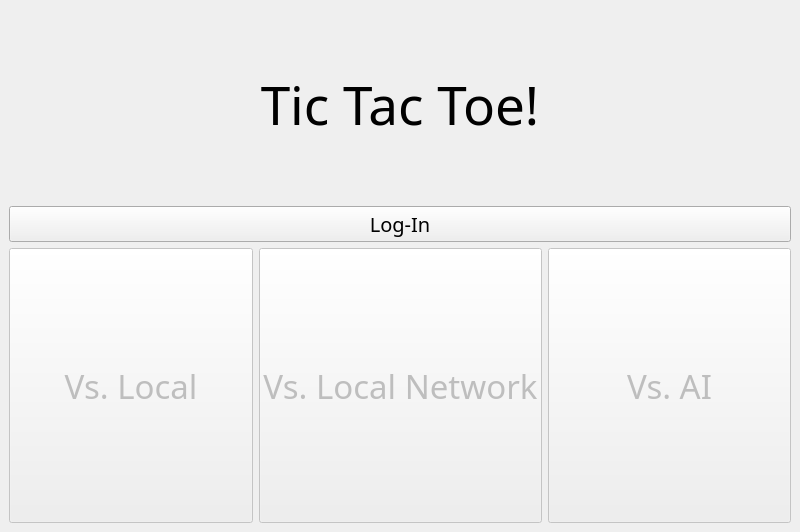
First picture: the form in Dep/ui/main_menu_window.ui, repository Creator-K999/TicTacToe-GUI-VERSION, before the edit.
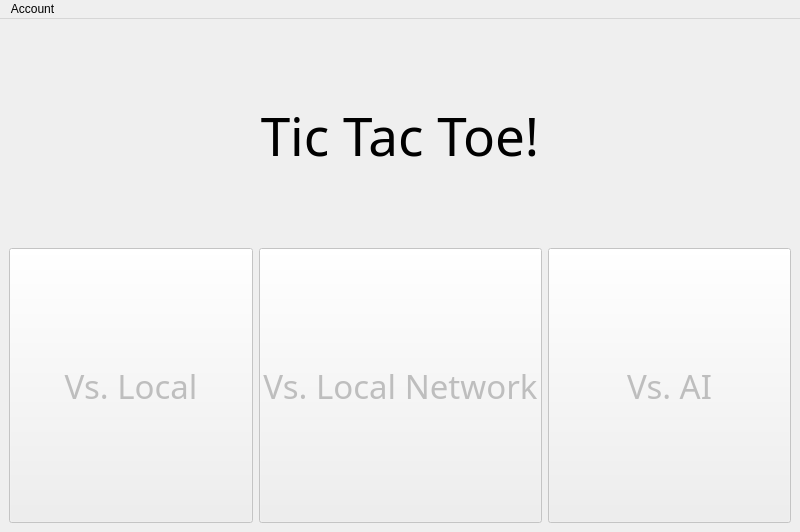
Second picture: the form after the edit.

Patch:
```diff
--- a/Dep/ui/main_menu_window.ui
+++ b/Dep/ui/main_menu_window.ui
@@ -33,19 +33,6 @@
         </property>
        </widget>
       </item>
-      <item row="1" column="0">
-       <widget class="QPushButton" name="login_button">
-        <property name="font">
-         <font>
-          <family>Poor Richard</family>
-          <pointsize>15</pointsize>
-         </font>
-        </property>
-        <property name="text">
-         <string>Log-In</string>
-        </property>
-       </widget>
-      </item>
      </layout>
     </item>
     <item row="1" column="0">
@@ -138,6 +125,34 @@
     </item>
    </layout>
   </widget>
+  <widget class="QMenuBar" name="menuBar">
+   <property name="geometry">
+    <rect>
+     <x>0</x>
+     <y>0</y>
+     <width>800</width>
+     <height>21</height>
+    </rect>
+   </property>
+   <widget class="QMenu" name="menuOptions">
+    <property name="title">
+     <string>Account</string>
+    </property>
+    <addaction name="action_sign_up"/>
+    <addaction name="action_sign_in"/>
+   </widget>
+   <addaction name="menuOptions"/>
+  </widget>
+  <action name="action_sign_up">
+   <property name="text">
+    <string>Sign-Up</string>
+   </property>
+  </action>
+  <action name="action_sign_in">
+   <property name="text">
+    <string>Sign-In</string>
+   </property>
+  </action>
  </widget>
  <resources/>
  <connections/>
```
